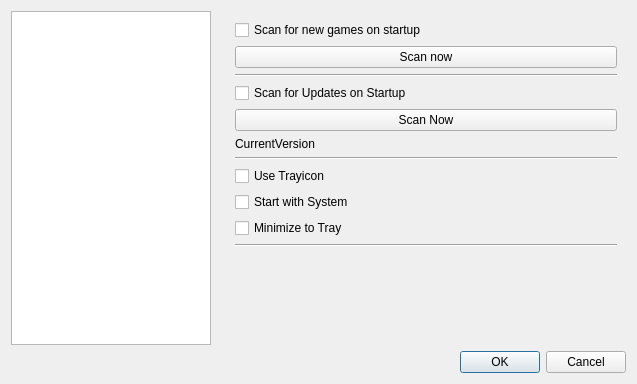
FusionLauncher/FusionClient, file fsettingsdialog.ui: the form before one commit.
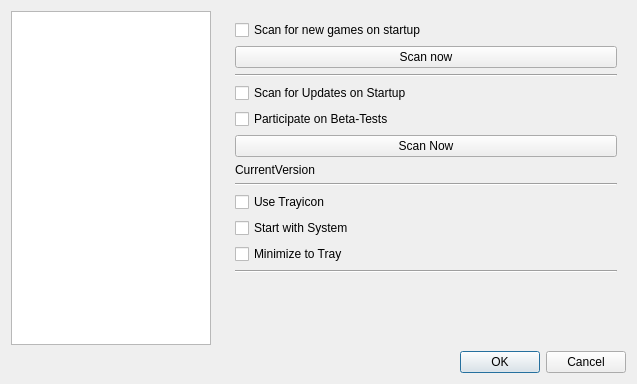
The form after the commit.

Commit message: Add Checkbox to use Nightly-Versions

The edit to the form file:
```diff
--- a/fsettingsdialog.ui
+++ b/fsettingsdialog.ui
@@ -88,8 +88,8 @@
              <locale language="English" country="UnitedStates"/>
             </property>
             <layout class="QGridLayout" name="gridLayout_2">
-             <item row="2" column="0">
-              <widget class="Line" name="line">
+             <item row="11" column="0">
+              <widget class="Line" name="line_3">
                <property name="locale">
                 <locale language="English" country="UnitedStates"/>
                </property>
@@ -118,20 +118,7 @@
                </property>
               </widget>
              </item>
-             <item row="4" column="0">
-              <widget class="QPushButton" name="pb_gen_ScanForUpdates">
-               <property name="toolTip">
-                <string>soon.</string>
-               </property>
-               <property name="locale">
-                <locale language="English" country="UnitedStates"/>
-               </property>
-               <property name="text">
-                <string>Scan Now</string>
-               </property>
-              </widget>
-             </item>
-             <item row="11" column="0">
+             <item row="12" column="0">
               <spacer name="verticalSpacer_2">
                <property name="locale">
                 <locale language="English" country="UnitedStates"/>
@@ -147,8 +134,21 @@
                </property>
               </spacer>
              </item>
-             <item row="10" column="0">
-              <widget class="Line" name="line_3">
+             <item row="5" column="0">
+              <widget class="QPushButton" name="pb_gen_ScanForUpdates">
+               <property name="toolTip">
+                <string>soon.</string>
+               </property>
+               <property name="locale">
+                <locale language="English" country="UnitedStates"/>
+               </property>
+               <property name="text">
+                <string>Scan Now</string>
+               </property>
+              </widget>
+             </item>
+             <item row="2" column="0">
+              <widget class="Line" name="line">
                <property name="locale">
                 <locale language="English" country="UnitedStates"/>
                </property>
@@ -158,12 +158,12 @@
               </widget>
              </item>
              <item row="7" column="0">
-              <widget class="QCheckBox" name="cb_gen_useTrayIcon">
+              <widget class="Line" name="line_2">
                <property name="locale">
                 <locale language="English" country="UnitedStates"/>
                </property>
-               <property name="text">
-                <string>Use Trayicon</string>
+               <property name="orientation">
+                <enum>Qt::Horizontal</enum>
                </property>
               </widget>
              </item>
@@ -177,17 +177,7 @@
                </property>
               </widget>
              </item>
-             <item row="8" column="0">
-              <widget class="QCheckBox" name="cb_gen_StartWithSystem">
-               <property name="locale">
-                <locale language="English" country="UnitedStates"/>
-               </property>
-               <property name="text">
-                <string>Start with System</string>
-               </property>
-              </widget>
-             </item>
-             <item row="5" column="0">
+             <item row="6" column="0">
               <widget class="QLabel" name="lbl_gen_Version">
                <property name="locale">
                 <locale language="English" country="UnitedStates"/>
@@ -197,23 +187,40 @@
                </property>
               </widget>
              </item>
-             <item row="6" column="0">
-              <widget class="Line" name="line_2">
-               <property name="locale">
-                <locale language="English" country="UnitedStates"/>
-               </property>
-               <property name="orientation">
-                <enum>Qt::Horizontal</enum>
-               </property>
-              </widget>
-             </item>
              <item row="9" column="0">
+              <widget class="QCheckBox" name="cb_gen_StartWithSystem">
+               <property name="locale">
+                <locale language="English" country="UnitedStates"/>
+               </property>
+               <property name="text">
+                <string>Start with System</string>
+               </property>
+              </widget>
+             </item>
+             <item row="10" column="0">
               <widget class="QCheckBox" name="cb_gen_minimizeToTray">
                <property name="text">
                 <string>Minimize to Tray</string>
                </property>
               </widget>
              </item>
+             <item row="8" column="0">
+              <widget class="QCheckBox" name="cb_gen_useTrayIcon">
+               <property name="locale">
+                <locale language="English" country="UnitedStates"/>
+               </property>
+               <property name="text">
+                <string>Use Trayicon</string>
+               </property>
+              </widget>
+             </item>
+             <item row="4" column="0">
+              <widget class="QCheckBox" name="cb_gen_useNightly">
+               <property name="text">
+                <string>Participate on Beta-Tests</string>
+               </property>
+              </widget>
+             </item>
             </layout>
            </widget>
           </item>
```
The commit also changes 1 other file.
